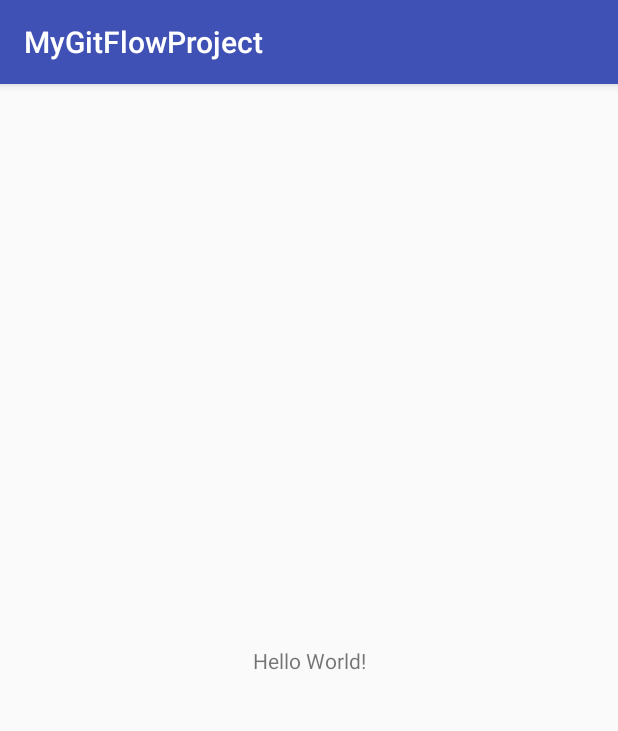
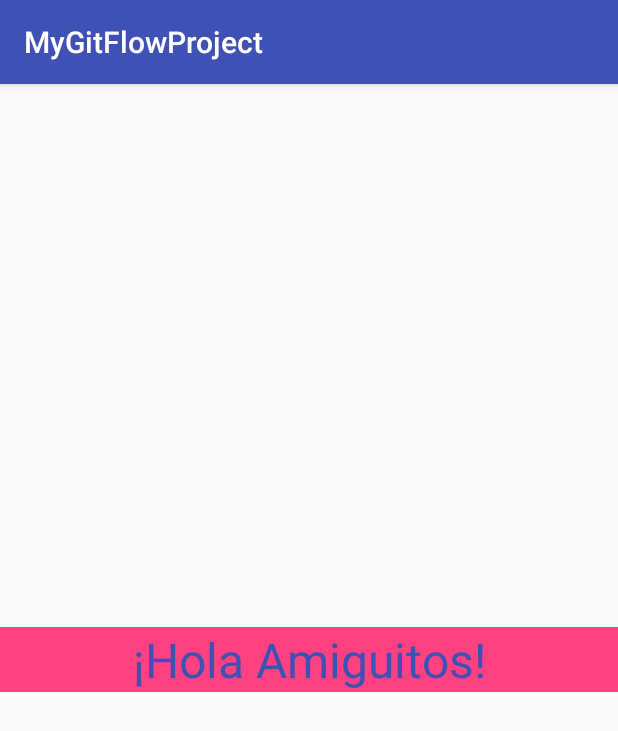
Before and after one commit to dreibygiron/AndroidTestGitFlow, an Android app: the screen it shows after launch (MainActivity), on a phone screen of 412 x 824 dp. Shown: the top 731 px of the screen. Run offline under Robolectric (Android 15) with nearby library versions, the phone set to English and light mode, and no system bars.

Commit message:
new desing rose on main activity

```diff
--- a/app/src/main/res/layout/activity_main.xml
+++ b/app/src/main/res/layout/activity_main.xml
@@ -1,18 +1,18 @@
 <?xml version="1.0" encoding="utf-8"?>
-<android.support.constraint.ConstraintLayout xmlns:android="http://schemas.android.com/apk/res/android"
+<RelativeLayout xmlns:android="http://schemas.android.com/apk/res/android"
     xmlns:app="http://schemas.android.com/apk/res-auto"
     xmlns:tools="http://schemas.android.com/tools"
     android:layout_width="match_parent"
     android:layout_height="match_parent"
     tools:context="com.example.brayan.mygitflowproject.MainActivity">
 
-    <TextView
-        android:layout_width="wrap_content"
-        android:layout_height="wrap_content"
-        android:text="Hello World!"
-        app:layout_constraintBottom_toBottomOf="parent"
-        app:layout_constraintLeft_toLeftOf="parent"
-        app:layout_constraintRight_toRightOf="parent"
-        app:layout_constraintTop_toTopOf="parent" />
-
-</android.support.constraint.ConstraintLayout>
+            <TextView
+                android:layout_width="match_parent"
+                android:layout_height="wrap_content"
+                android:background="@color/colorAccent"
+                android:text="¡Hola Amiguitos!"
+                android:textAlignment="center"
+                android:textSize="32dp"
+                android:textColor="@color/colorPrimary"
+                android:layout_centerInParent="true"/>
+</RelativeLayout>
```
